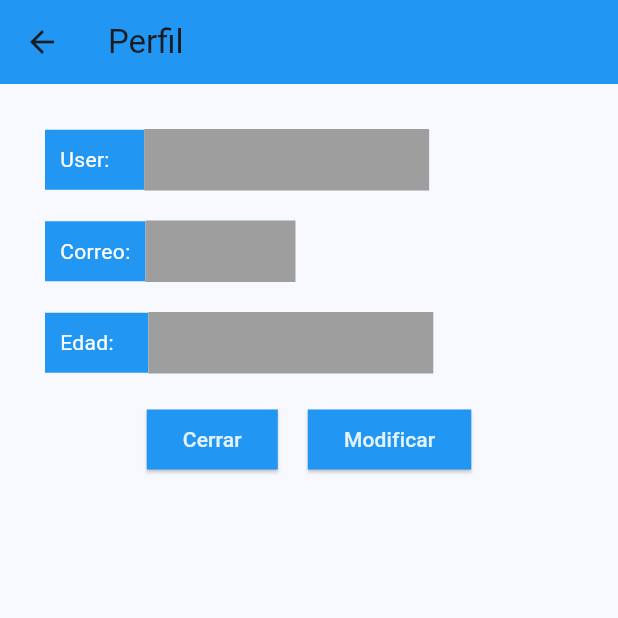
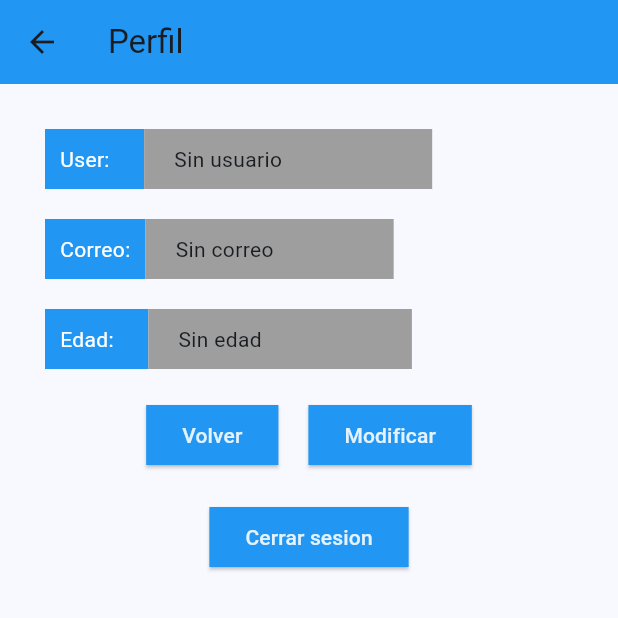
Before and after one commit to JuanPabloSaavedraRamirez/AppAulaGrama, a Flutter app: the Perfil screen opened directly, on a phone screen of 412 x 824 dp, the top half of it. Run offline on Flutter 3.47's test engine with Material 3 defaults, Android fonts, the phone set to English and light mode, and no system bars; our stand-ins replace shared_preferences; missing offline and left inert: dart:ffi; accounts and stored records are empty.

Commit message:
cerrar perfil

```diff
--- a/lib/perfil.dart
+++ b/lib/perfil.dart
@@ -1,3 +1,4 @@
+import 'package:app_aulagramma/login.dart';
 import 'package:flutter/material.dart';
 import 'package:app_aulagramma/tienda.dart';
 import 'package:app_aulagramma/modificarPerfil.dart';
@@ -19,6 +20,27 @@ class Perfil extends StatefulWidget {
 }
 
 class _PerfilState extends State<Perfil> {
+  late String _username;
+  late String _email;
+  late String _age;
+
+  @override
+  void initState() {
+    super.initState();
+    // Inicializamos los valores con los datos recibidos del widget
+    _username = widget.username;
+    _email = widget.email;
+    _age = widget.age;
+  }
+
+  void _clearUserData() {
+    setState(() {
+      _username = ''; // Limpiamos el nombre de usuario
+      _email = '';    // Limpiamos el correo
+      _age = '';      // Limpiamos la edad
+    });
+  }
+
   @override
   Widget build(BuildContext context) {
     return Scaffold(
@@ -47,8 +69,8 @@ class _PerfilState extends State<Perfil> {
                     ),
                     Container(
                       color: Colors.grey,
-                      padding: EdgeInsets.only(left: 20, right: 170, top: 10, bottom: 10),
-                      child: Text(widget.username),
+                      padding: EdgeInsets.only(left: 20, right: 100, top: 10, bottom: 10),
+                      child: Text(_username.isEmpty ? 'Sin usuario' : _username),
                     ),
                   ],
                 ),
@@ -70,7 +92,7 @@ class _PerfilState extends State<Perfil> {
                     Container(
                       color: Colors.grey,
                       padding: EdgeInsets.only(left: 20, right: 80, top: 10, bottom: 10),
-                      child: Text(widget.email),
+                      child: Text(_email.isEmpty ? 'Sin correo' : _email),
                     ),
                   ],
                 ),
@@ -91,8 +113,8 @@ class _PerfilState extends State<Perfil> {
                     ),
                     Container(
                       color: Colors.grey,
-                      padding: EdgeInsets.only(left: 20, right: 170, top: 10, bottom: 10),
-                      child: Text(widget.age),
+                      padding: EdgeInsets.only(left: 20, right: 100, top: 10, bottom: 10),
+                      child: Text(_age.isEmpty ? 'Sin edad' : _age),
                     ),
                   ],
                 ),
@@ -109,7 +131,7 @@ class _PerfilState extends State<Perfil> {
                         }));
                       },
                       child: Text(
-                        "Cerrar",
+                        "Volver",
                         style: TextStyle(
                           color: Colors.blue[50],
                         ),
@@ -127,7 +149,7 @@ class _PerfilState extends State<Perfil> {
                     child: ElevatedButton(
                       onPressed: () {
                         Navigator.of(context).push(MaterialPageRoute(builder: (BuildContext context) {
-                          return ModificarPerfil(currentEmail: "", currentUsername: "", currentAge: "");
+                          return ModificarPerfil(currentEmail: _email, currentUsername: _username, currentAge: _age);
                         }));
                       },
                       child: Text(
@@ -146,6 +168,31 @@ class _PerfilState extends State<Perfil> {
                   ),
                 ],
               ),
+              Container(
+                margin: EdgeInsets.all(10),
+                child: ElevatedButton(
+                  onPressed: () {
+                    _clearUserData(); // Limpiamos los datos
+                    Navigator.of(context).pushReplacement(
+                      MaterialPageRoute(
+                        builder: (BuildContext context) => login(),
+                      ),
+                    );
+                  },
+                  child: Text(
+                    "Cerrar sesion",
+                    style: TextStyle(
+                      color: Colors.blue[50],
+                    ),
+                  ),
+                  style: ElevatedButton.styleFrom(
+                    backgroundColor: Colors.blue,
+                    shape: RoundedRectangleBorder(
+                      borderRadius: BorderRadius.circular(0),
+                    ),
+                  ),
+                ),
+              ),
             ],
           ),
         ],
```
